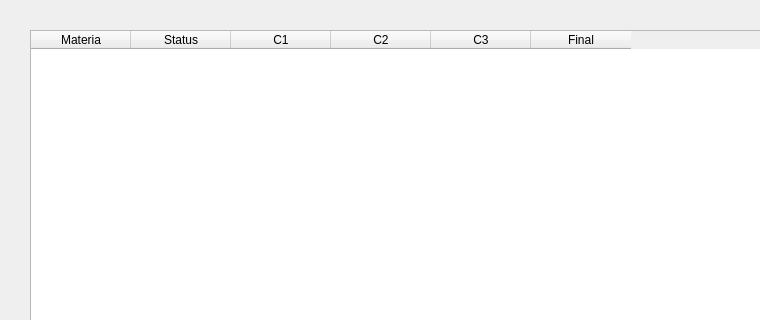
First picture: the form in Vista/datos.ui, repository Alex-Gtrjllo/C1_Proyecto_Automatas, before the edit; both pictures show x 0 to 760 and y 0 to 320 of the 1005 by 598 pixel window.
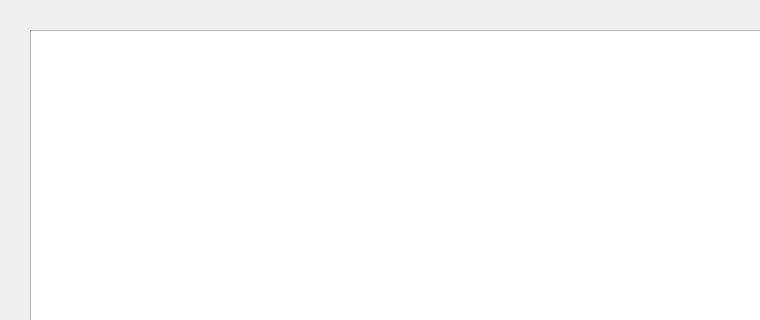
Second picture: the form after the edit.

The edit to the form file:
```diff
--- a/Vista/datos.ui
+++ b/Vista/datos.ui
@@ -23,36 +23,6 @@
       <height>501</height>
      </rect>
     </property>
-    <column>
-     <property name="text">
-      <string>Materia</string>
-     </property>
-    </column>
-    <column>
-     <property name="text">
-      <string>Status</string>
-     </property>
-    </column>
-    <column>
-     <property name="text">
-      <string>C1</string>
-     </property>
-    </column>
-    <column>
-     <property name="text">
-      <string>C2</string>
-     </property>
-    </column>
-    <column>
-     <property name="text">
-      <string>C3</string>
-     </property>
-    </column>
-    <column>
-     <property name="text">
-      <string>Final</string>
-     </property>
-    </column>
    </widget>
   </widget>
   <widget class="QMenuBar" name="menubar">
```
